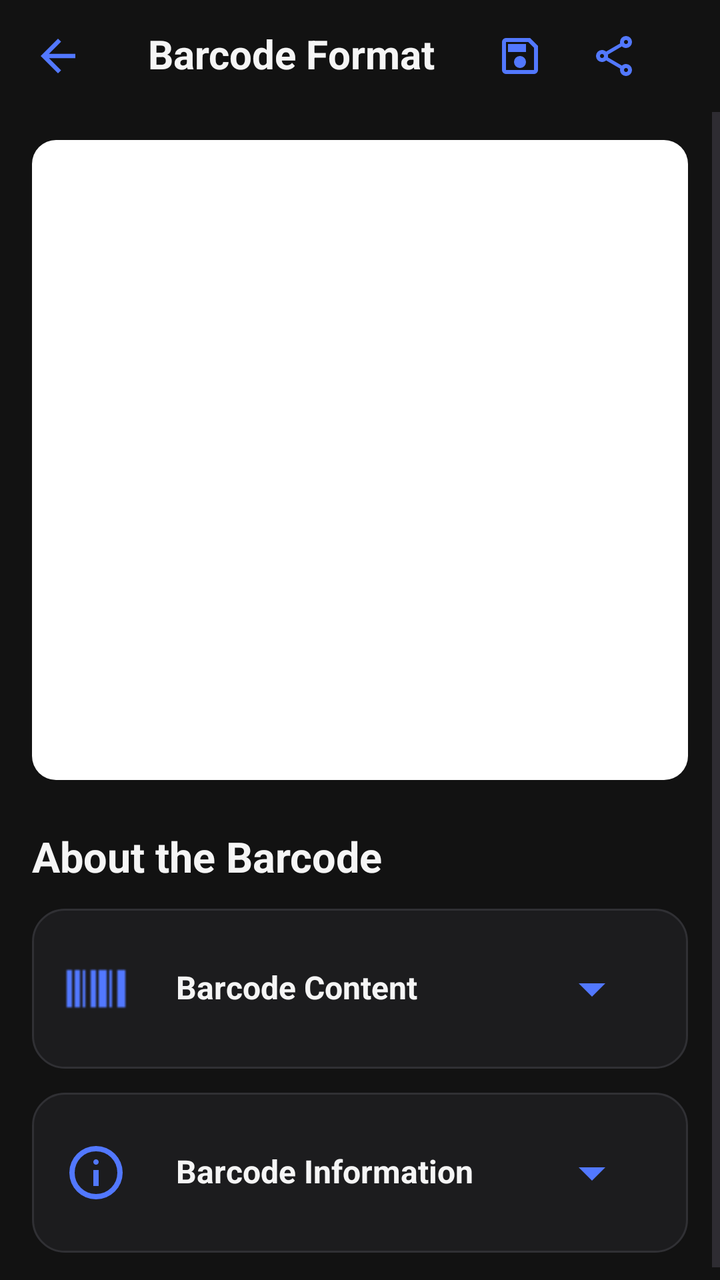
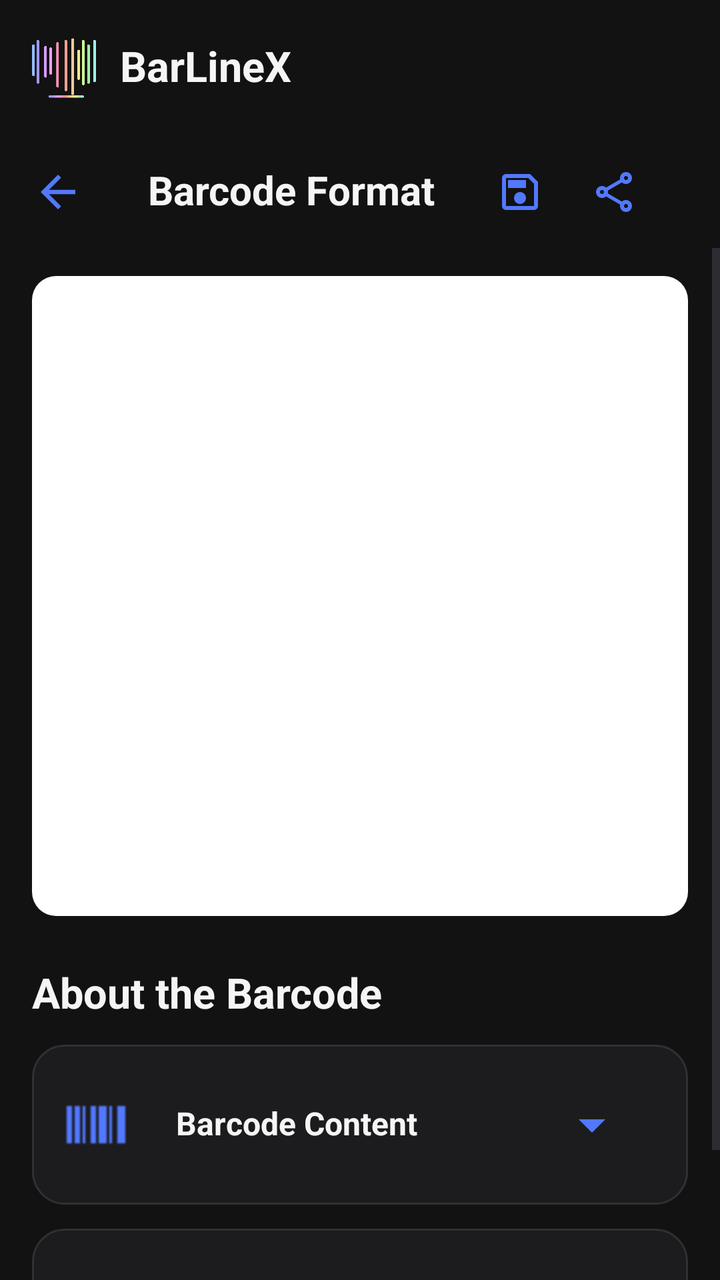

An Android layout rendered at two revisions. The XML below is the earlier revision; the diff shows what the commit changed to produce the second picture.
<!-- AndroidManifest.xml: application theme Theme.BarLineX -->
<!-- res/layout/activity_barcode_preview.xml -->
<?xml version="1.0" encoding="utf-8"?>
<LinearLayout xmlns:android="http://schemas.android.com/apk/res/android"
    xmlns:app="http://schemas.android.com/apk/res-auto"
    android:id="@+id/barcodePreviewRoot"
    android:layout_width="match_parent"
    android:layout_height="match_parent"
    android:background="#121212"
    android:orientation="vertical"
    android:fitsSystemWindows="true">

    
    <LinearLayout
        android:layout_width="match_parent"
        android:layout_height="56dp"
        android:background="#121212"
        android:gravity="center_vertical"
        android:orientation="horizontal"
        android:paddingHorizontal="16dp">

        <com.google.android.material.button.MaterialButton
            android:id="@+id/buttonBackBottom"
            style="@style/Widget.Material3.Button.TextButton"
            android:layout_width="48dp"
            android:layout_height="48dp"
            android:minWidth="48dp"
            android:minHeight="48dp"
            android:insetTop="0dp"
            android:insetBottom="0dp"
            android:insetLeft="0dp"
            android:insetRight="0dp"
            android:padding="0dp"
            app:icon="@drawable/ic_back2"
            app:iconSize="26dp"
            android:contentDescription="Back" />

        <TextView
            android:id="@+id/textBarcodeFormat"
            android:layout_width="0dp"
            android:layout_height="wrap_content"
            android:layout_marginStart="10dp"
            android:layout_weight="1"
            android:includeFontPadding="false"
            android:text="@string/barcode_format"
            android:textColor="#F5F5F5"
            android:textSize="20sp"
            android:textStyle="bold" />

        <com.google.android.material.button.MaterialButton
            android:id="@+id/buttonSaveImage"
            style="@style/Widget.Material3.Button.TextButton"
            android:layout_width="48dp"
            android:layout_height="48dp"
            android:minWidth="48dp"
            android:minHeight="48dp"
            android:insetTop="0dp"
            android:insetBottom="0dp"
            android:insetLeft="0dp"
            android:insetRight="0dp"
            android:padding="0dp"
            app:icon="@drawable/ic_save"
            app:iconSize="24dp"
            android:contentDescription="Save barcode image" />

        <com.google.android.material.button.MaterialButton
            android:id="@+id/buttonShareBarcode"
            style="@style/Widget.Material3.Button.TextButton"
            android:layout_width="48dp"
            android:layout_height="48dp"
            android:minWidth="48dp"
            android:minHeight="48dp"
            android:insetTop="0dp"
            android:insetBottom="0dp"
            android:insetLeft="0dp"
            android:insetRight="0dp"
            android:padding="0dp"
            app:icon="@drawable/ic_share"
            app:iconSize="24dp"
            android:contentDescription="Share barcode" />

    </LinearLayout>

    
    <ScrollView
        android:layout_width="match_parent"
        android:layout_height="0dp"
        android:layout_weight="1"
        android:clipToPadding="false"
        android:fillViewport="true"
        android:overScrollMode="never">

        <LinearLayout
            android:layout_width="match_parent"
            android:layout_height="wrap_content"
            android:orientation="vertical"
            android:paddingHorizontal="16dp"
            android:paddingTop="14dp"
            android:paddingBottom="20dp">

            
            <FrameLayout
                android:layout_width="match_parent"
                android:layout_height="320dp"
                android:background="@drawable/bg_barcode_canvas"
                android:padding="24dp">

                <ImageView
                    android:id="@+id/imageBarcode"
                    android:layout_width="match_parent"
                    android:layout_height="match_parent"
                    android:contentDescription="Enlarged barcode"
                    android:scaleType="fitCenter" />

            </FrameLayout>

            
            <TextView
                android:layout_width="match_parent"
                android:layout_height="wrap_content"
                android:layout_marginTop="24dp"
                android:layout_marginBottom="12dp"
                android:text="About the Barcode"
                android:textColor="#F5F5F5"
                android:textSize="21sp"
                android:textStyle="bold" />

            
            <LinearLayout
                android:id="@+id/cardBarcodeContent"
                android:layout_width="match_parent"
                android:layout_height="wrap_content"
                android:layout_marginBottom="12dp"
                android:background="@drawable/bg_barcode_details"
                android:orientation="vertical"
                android:padding="16dp">

                
                <LinearLayout
                    android:id="@+id/headerBarcodeContent"
                    android:layout_width="match_parent"
                    android:layout_height="48dp"
                    android:gravity="center_vertical"
                    android:orientation="horizontal">

                    <com.google.android.material.button.MaterialButton
                        android:id="@+id/buttonBarcode"
                        style="@style/Widget.Material3.Button.TextButton"
                        android:layout_width="48dp"
                        android:layout_height="48dp"
                        android:minWidth="48dp"
                        android:minHeight="48dp"
                        android:insetTop="0dp"
                        android:insetBottom="0dp"
                        android:insetLeft="0dp"
                        android:insetRight="0dp"
                        android:padding="0dp"
                        app:icon="@drawable/ic_barcode"
                        app:iconSize="32dp"
                        app:iconPadding="0dp"
                        android:contentDescription="Barcode content" />

                    <TextView
                        android:layout_width="0dp"
                        android:layout_height="wrap_content"
                        android:layout_marginStart="8dp"
                        android:layout_weight="1"
                        android:includeFontPadding="false"
                        android:text="Barcode Content"
                        android:textColor="#F5F5F5"
                        android:textSize="16sp"
                        android:textStyle="bold" />

                    <com.google.android.material.button.MaterialButton
                        android:id="@+id/buttonContentDropDown"
                        style="@style/Widget.Material3.Button.TextButton"
                        android:layout_width="48dp"
                        android:layout_height="48dp"
                        android:minWidth="48dp"
                        android:minHeight="48dp"
                        android:insetTop="0dp"
                        android:insetBottom="0dp"
                        android:insetLeft="0dp"
                        android:insetRight="0dp"
                        android:padding="0dp"
                        app:icon="@drawable/ic_dropdown"
                        app:iconSize="32dp"
                        app:iconPadding="0dp"
                        android:contentDescription="Expand barcode content" />

                </LinearLayout>

                
                <LinearLayout
                    android:id="@+id/contentBarcodeContent"
                    android:layout_width="match_parent"
                    android:layout_height="wrap_content"
                    android:orientation="vertical"
                    android:visibility="gone"
                    android:paddingStart="0dp"
                    android:paddingEnd="0dp"
                    android:paddingTop="8dp"
                    android:paddingBottom="4dp">

                    <TextView
                        android:id="@+id/textBarcodeName"
                        android:layout_width="match_parent"
                        android:layout_height="wrap_content"
                        android:text="Untitled Barcode"
                        android:textColor="#92929B"
                        android:textSize="12sp" />

                    <TextView
                        android:id="@+id/textBarcodeContent"
                        android:layout_width="match_parent"
                        android:layout_height="wrap_content"
                        android:layout_marginTop="10dp"
                        android:ellipsize="none"
                        android:gravity="start"
                        android:text="Barcode content"
                        android:textColor="#F5F5F5"
                        android:textSize="14sp"
                        android:textIsSelectable="true" />

                </LinearLayout>

            </LinearLayout>

            
            <LinearLayout
                android:id="@+id/cardBarcodeInformation"
                android:layout_width="match_parent"
                android:layout_height="wrap_content"
                android:background="@drawable/bg_barcode_details"
                android:orientation="vertical"
                android:padding="16dp">

                
                <LinearLayout
                    android:id="@+id/headerBarcodeInformation"
                    android:layout_width="match_parent"
                    android:layout_height="48dp"
                    android:gravity="center_vertical"
                    android:orientation="horizontal">

                    <com.google.android.material.button.MaterialButton
                        android:id="@+id/buttonInfo"
                        style="@style/Widget.Material3.Button.TextButton"
                        android:layout_width="48dp"
                        android:layout_height="48dp"
                        android:minWidth="48dp"
                        android:minHeight="48dp"
                        android:insetTop="0dp"
                        android:insetBottom="0dp"
                        android:insetLeft="0dp"
                        android:insetRight="0dp"
                        android:padding="0dp"
                        app:icon="@drawable/ic_info"
                        app:iconSize="32dp"
                        app:iconPadding="0dp"
                        android:contentDescription="Barcode information" />

                    <TextView
                        android:layout_width="0dp"
                        android:layout_height="wrap_content"
                        android:layout_marginStart="8dp"
                        android:layout_weight="1"
                        android:includeFontPadding="false"
                        android:text="Barcode Information"
                        android:textColor="#F5F5F5"
                        android:textSize="16sp"
                        android:textStyle="bold" />

                    <com.google.android.material.button.MaterialButton
                        android:id="@+id/buttonDropDown"
                        style="@style/Widget.Material3.Button.TextButton"
                        android:layout_width="48dp"
                        android:layout_height="48dp"
                        android:minWidth="48dp"
                        android:minHeight="48dp"
                        android:insetTop="0dp"
                        android:insetBottom="0dp"
                        android:insetLeft="0dp"
                        android:insetRight="0dp"
                        android:padding="0dp"
                        app:icon="@drawable/ic_dropdown"
                        app:iconSize="32dp"
                        app:iconPadding="0dp"
                        android:contentDescription="Expand barcode information" />

                </LinearLayout>

                
                <LinearLayout
                    android:id="@+id/contentBarcodeInformation"
                    android:layout_width="match_parent"
                    android:layout_height="wrap_content"
                    android:orientation="vertical"
                    android:visibility="gone"
                    android:paddingStart="0dp"
                    android:paddingEnd="0dp"
                    android:paddingTop="8dp"
                    android:paddingBottom="4dp">

                    
                    <TextView
                        android:id="@+id/textBarcodeLength"
                        android:layout_width="match_parent"
                        android:layout_height="wrap_content"
                        android:text="0 characters"
                        android:textColor="#C4C4CE"
                        android:textSize="14sp" />

                    
                    <LinearLayout
                        android:id="@+id/sectionGeneralStatistics"
                        android:layout_width="match_parent"
                        android:layout_height="wrap_content"
                        android:orientation="vertical"
                        android:layout_marginTop="16dp" />

                    
                    <LinearLayout
                        android:id="@+id/sectionCharacterAnalysis"
                        android:layout_width="match_parent"
                        android:layout_height="wrap_content"
                        android:orientation="vertical"
                        android:layout_marginTop="12dp" />

                    
                    <LinearLayout
                        android:id="@+id/sectionContentAnalysis"
                        android:layout_width="match_parent"
                        android:layout_height="wrap_content"
                        android:orientation="vertical"
                        android:layout_marginTop="12dp" />

                    
                    <LinearLayout
                        android:id="@+id/sectionEncodingDetails"
                        android:layout_width="match_parent"
                        android:layout_height="wrap_content"
                        android:orientation="vertical"
                        android:layout_marginTop="12dp" />

                    
                    <LinearLayout
                        android:id="@+id/sectionGenerationDetails"
                        android:layout_width="match_parent"
                        android:layout_height="wrap_content"
                        android:orientation="vertical"
                        android:layout_marginTop="12dp" />

                </LinearLayout>

            </LinearLayout>

        </LinearLayout>

    </ScrollView>

</LinearLayout>
<!-- resources referenced by this layout -->
<resources>
  <!-- drawable bg_barcode_canvas (drawable) -->
  <?xml version="1.0" encoding="utf-8"?>
  <shape xmlns:android="http://schemas.android.com/apk/res/android"
      android:shape="rectangle">
  
      <solid android:color="@color/barcode_canvas" />
  
      <corners android:radius="12dp" />
  
  </shape>
  <!-- drawable bg_barcode_details (drawable) -->
  <?xml version="1.0" encoding="utf-8"?>
  <shape xmlns:android="http://schemas.android.com/apk/res/android">
  
      <solid android:color="#1C1C1E" />
  
      <corners android:radius="16dp" />
  
      <stroke
          android:width="1dp"
          android:color="#303034" />
  
  </shape>
  <!-- drawable ic_back2 (drawable) -->
  <vector xmlns:android="http://schemas.android.com/apk/res/android"
      android:width="24dp"
      android:height="24dp"
      android:viewportWidth="24"
      android:viewportHeight="24">
    <path
        android:pathData="M7.83,13l5.6,5.6L12,20L4,12l8,-8l1.43,1.4L7.83,11H20v2H7.83Z"
        android:fillColor="#FFFFFF"/>
  </vector>
  <!-- drawable ic_dropdown (drawable) -->
  <vector xmlns:android="http://schemas.android.com/apk/res/android"
      android:width="24dp"
      android:height="24dp"
      android:viewportWidth="24"
      android:viewportHeight="24">
    <path
        android:pathData="M12,15L7,10H17l-5,5Z"
        android:fillColor="#FFFFFF"/>
  </vector>
  <!-- drawable ic_info (drawable) -->
  <vector xmlns:android="http://schemas.android.com/apk/res/android"
      android:width="24dp"
      android:height="24dp"
      android:viewportWidth="24"
      android:viewportHeight="24">
    <path
        android:pathData="M11,17h2L13,11L11,11v6ZM12.71,8.71Q13,8.42 13,8q0,-0.43 -0.29,-0.71T12,7T11.29,7.29T11,8q0,0.42 0.29,0.71T12,9t0.71,-0.29ZM12,22q-2.07,0 -3.9,-0.79q-1.82,-0.79 -3.17,-2.14Q3.58,17.73 2.79,15.9T2,12Q2,9.92 2.79,8.1Q3.58,6.27 4.93,4.93Q6.28,3.57 8.1,2.79Q9.93,2 12,2t3.9,0.79t3.17,2.14q1.35,1.35 2.14,3.17Q22,9.92 22,12t-0.79,3.9t-2.14,3.17q-1.35,1.35 -3.17,2.14T12,22ZM12,20q3.35,0 5.68,-2.32T20,12T17.68,6.32T12,4T6.33,6.32T4,12t2.33,5.68T12,20ZM12,12Z"
        android:fillColor="#FFFFFF"/>
  </vector>
  <!-- drawable ic_save (drawable) -->
  <vector xmlns:android="http://schemas.android.com/apk/res/android"
      android:width="24dp"
      android:height="24dp"
      android:viewportWidth="960"
      android:viewportHeight="960">
    <path
        android:pathData="M840,280v480q0,33 -23.5,56.5T760,840L200,840q-33,0 -56.5,-23.5T120,760v-560q0,-33 23.5,-56.5T200,120h480l160,160ZM760,314L646,200L200,200v560h560v-446ZM565,685q35,-35 35,-85t-35,-85q-35,-35 -85,-35t-85,35q-35,35 -35,85t35,85q35,35 85,35t85,-35ZM240,400h360v-160L240,240v160ZM200,314v446,-560 114Z"
        android:fillColor="#e3e3e3"/>
  </vector>
  <string name="barcode_format">Barcode Format</string>
  <color name="barcode_canvas">#FFFFFF</color>
  <color name="brand_primary">#8B9EFF</color>
  <color name="brand_secondary">#A5B2FF</color>
  <color name="background_surface">#1C1C1E</color>
  <color name="text_primary">#E5E5E5</color>
  <color name="background_variant">#303034</color>
  <color name="text_secondary">#A1A1AA</color>
  <color name="border_default">#38383B</color>
  <color name="border_subtle">#2C2C30</color>
  <color name="background_main">#121212</color>
  <!-- unchanged entries left out for length: 3 -->
</resources>

<!-- the commit's change to res/layout/activity_barcode_preview.xml (unified diff, before → after) -->
@@ -7,6 +7,10 @@
     android:background="#121212"
     android:orientation="vertical"
     android:fitsSystemWindows="true">
+
+    
+    <include
+        layout="@layout/layout_app_header" />
 
     
     <LinearLayout
@@ -358,3 +362,37 @@
     </ScrollView>
 
 </LinearLayout>
+<!-- res/layout/layout_app_header.xml (included above) -->
+<?xml version="1.0" encoding="utf-8"?>
+<LinearLayout xmlns:android="http://schemas.android.com/apk/res/android"
+    android:id="@+id/appHeader"
+    android:layout_width="match_parent"
+    android:layout_height="68dp"
+    android:background="#121212"
+    android:gravity="center_vertical"
+    android:orientation="horizontal"
+    android:paddingHorizontal="16dp">
+
+    
+    <ImageView
+        android:id="@+id/imageAppIcon"
+        android:layout_width="32dp"
+        android:layout_height="32dp"
+        android:adjustViewBounds="true"
+        android:contentDescription="@string/app_logo"
+        android:scaleType="fitCenter"
+        android:src="@drawable/ic_header_icon" />
+
+    
+    <TextView
+        android:id="@+id/textAppTitle"
+        android:layout_width="wrap_content"
+        android:layout_height="wrap_content"
+        android:layout_marginStart="12dp"
+        android:includeFontPadding="false"
+        android:text="@string/app_name"
+        android:textColor="#F5F5F5"
+        android:textSize="21sp"
+        android:textStyle="bold" />
+
+</LinearLayout>
<!-- resource entries referenced after the edit -->
@@ -43,6 +43,7 @@
         android:pathData="M12,15L7,10H17l-5,5Z"
         android:fillColor="#FFFFFF"/>
   </vector>
+  <!-- drawable ic_header_icon: png bitmap (drawable, 19022 bytes) -->
   <!-- drawable ic_info (drawable) -->
   <vector xmlns:android="http://schemas.android.com/apk/res/android"
       android:width="24dp"
@@ -63,6 +64,8 @@
         android:pathData="M840,280v480q0,33 -23.5,56.5T760,840L200,840q-33,0 -56.5,-23.5T120,760v-560q0,-33 23.5,-56.5T200,120h480l160,160ZM760,314L646,200L200,200v560h560v-446ZM565,685q35,-35 35,-85t-35,-85q-35,-35 -85,-35t-85,35q-35,35 -35,85t35,85q35,35 85,35t85,-35ZM240,400h360v-160L240,240v160ZM200,314v446,-560 114Z"
         android:fillColor="#e3e3e3"/>
   </vector>
+  <string name="app_logo">BarLineX Logo</string>
+  <string name="app_name">BarLineX</string>
   <string name="barcode_format">Barcode Format</string>
   <color name="barcode_canvas">#FFFFFF</color>
   <color name="brand_primary">#8B9EFF</color>
